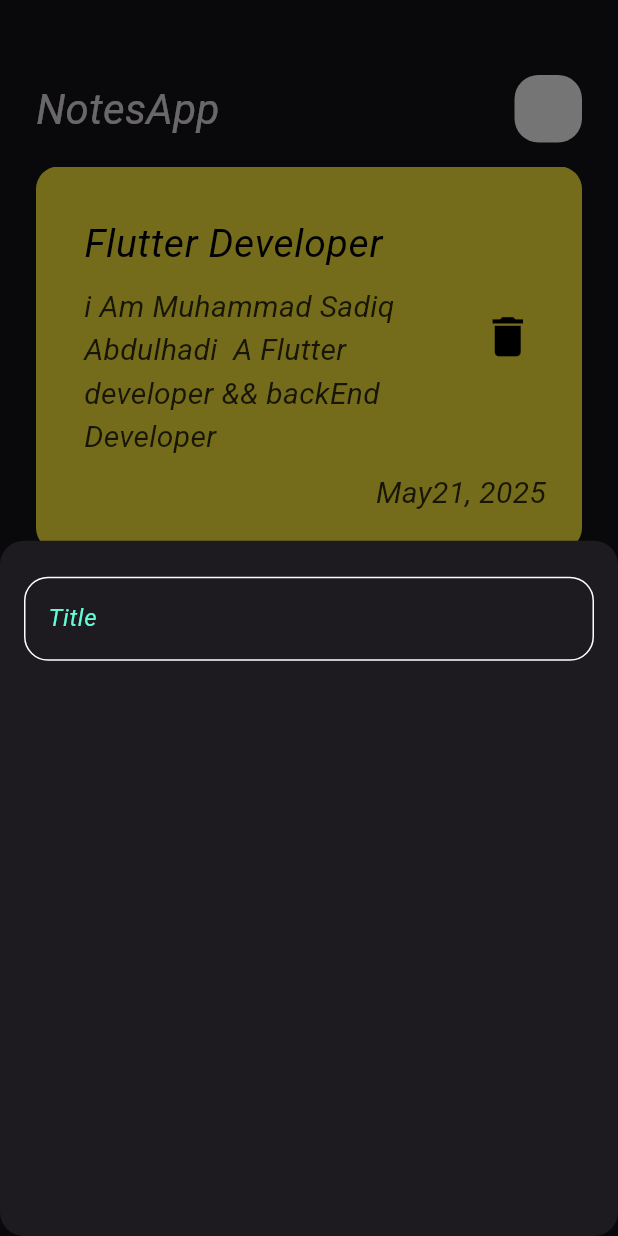
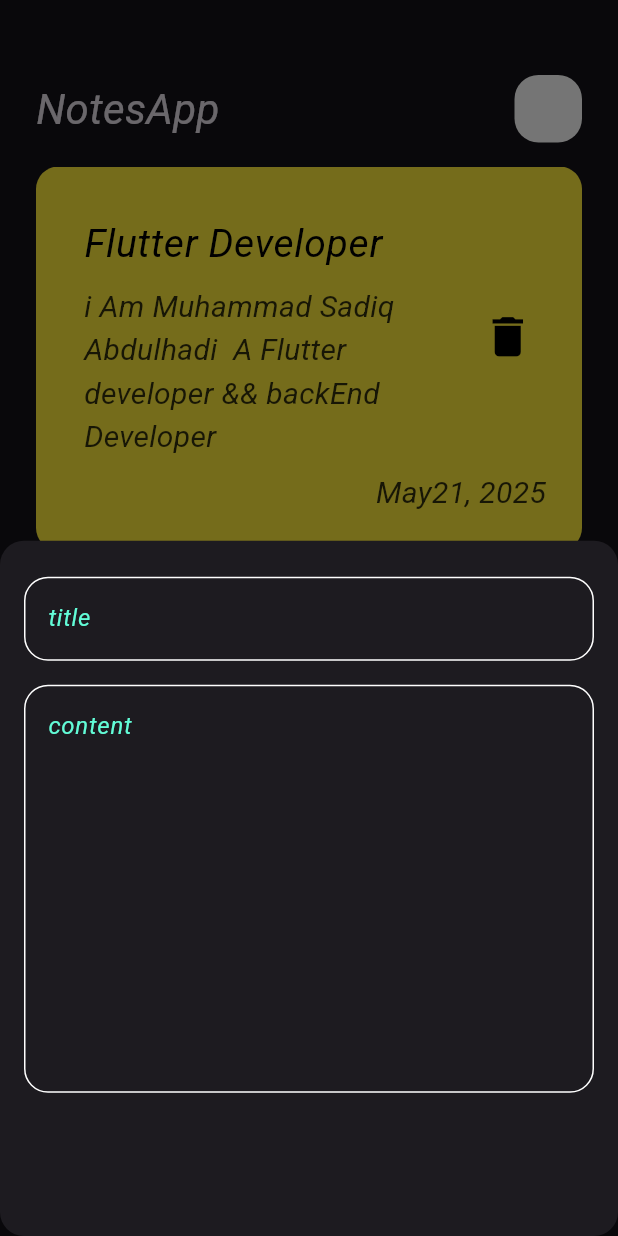
Before and after one commit to mohamedseedk908/NotesApp, a Flutter app: the screen it shows after launch, after a tap on the "add" icon, on a phone screen of 412 x 824 dp. Run offline on Flutter 3.47's test engine with Material 3 defaults, Android fonts, the phone set to English and light mode, and no system bars.

Commit message:
Add Field to Notes Button Sheet

```diff
--- a/lib/views/widgets/add_notes_button_sheet.dart
+++ b/lib/views/widgets/add_notes_button_sheet.dart
@@ -13,7 +13,9 @@ class AddNotesButtonSheet extends StatelessWidget {
           SizedBox(
             height: 24,
           ),
-          CustomTextField(),
+          CustomTextField(hint: "title",),
+          SizedBox(height: 16,),
+          CustomTextField(hint: "content",maxLines: 10,),
         ],
       ),
     );
--- a/lib/views/widgets/custom_text_field.dart
+++ b/lib/views/widgets/custom_text_field.dart
@@ -2,28 +2,34 @@ import 'package:flutter/material.dart';
 import 'package:notes/views/constants.dart';
 
 class CustomTextField extends StatelessWidget {
-  const CustomTextField({super.key});
-
+  const CustomTextField({super.key, required this.hint,this.maxLines = 1 });
+final String hint;
+final int maxLines;
   @override
   Widget build(BuildContext context) {
     return TextField(
-      cursorColor:ConstantsColors.kPrimaryColors,
-       decoration: InputDecoration(
-         hintText: "Title",
-         hintStyle: TextStyle(color: ConstantsColors.kPrimaryColors,),
-         border: buildBorder(),
-         enabledBorder: buildBorder(),
-         focusedBorder: buildBorder(ConstantsColors.kPrimaryColors,),
-       ),
+      cursorColor: ConstantsColors.kPrimaryColors,
+      maxLines: maxLines,
+      decoration: InputDecoration(
+        hintText: hint,
+        hintStyle: TextStyle(
+          color: ConstantsColors.kPrimaryColors,
+        ),
+        border: buildBorder(),
+        enabledBorder: buildBorder(),
+        focusedBorder: buildBorder(
+          ConstantsColors.kPrimaryColors,
+        ),
+      ),
     );
   }
 }
 
-OutlineInputBorder buildBorder([color]){
-  return  OutlineInputBorder(
+OutlineInputBorder buildBorder([color]) {
+  return OutlineInputBorder(
     borderRadius: BorderRadius.circular(16),
     borderSide: BorderSide(
-        color: color ?? Colors.white,
+      color: color ?? Colors.white,
     ),
   );
 }
```
